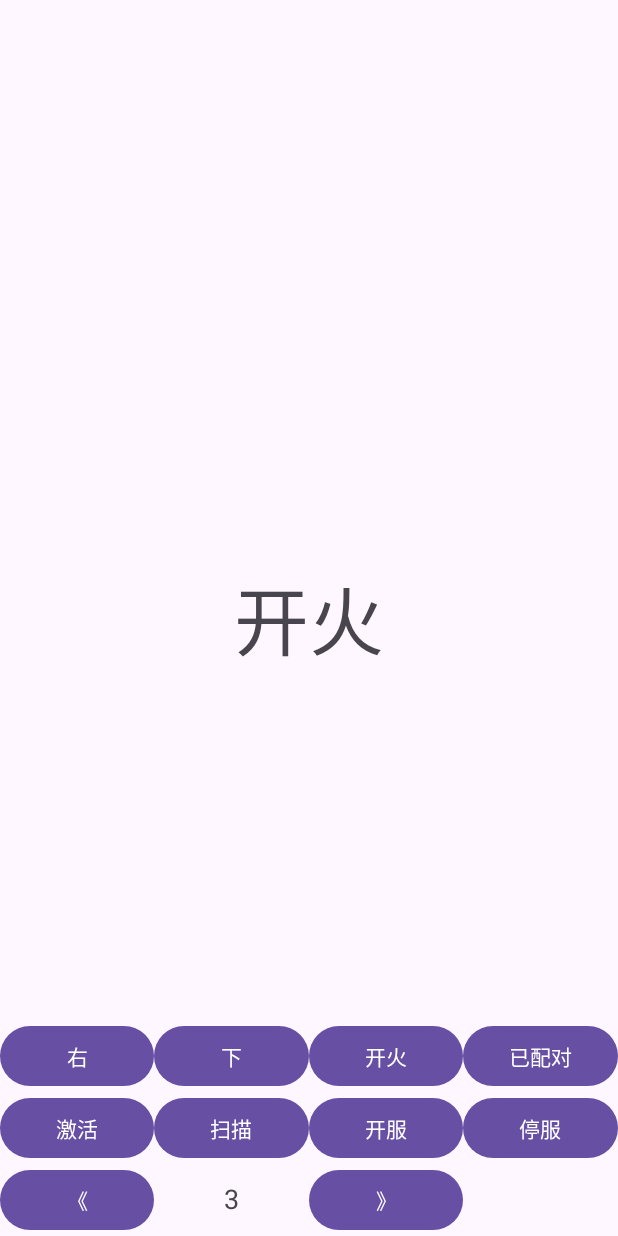
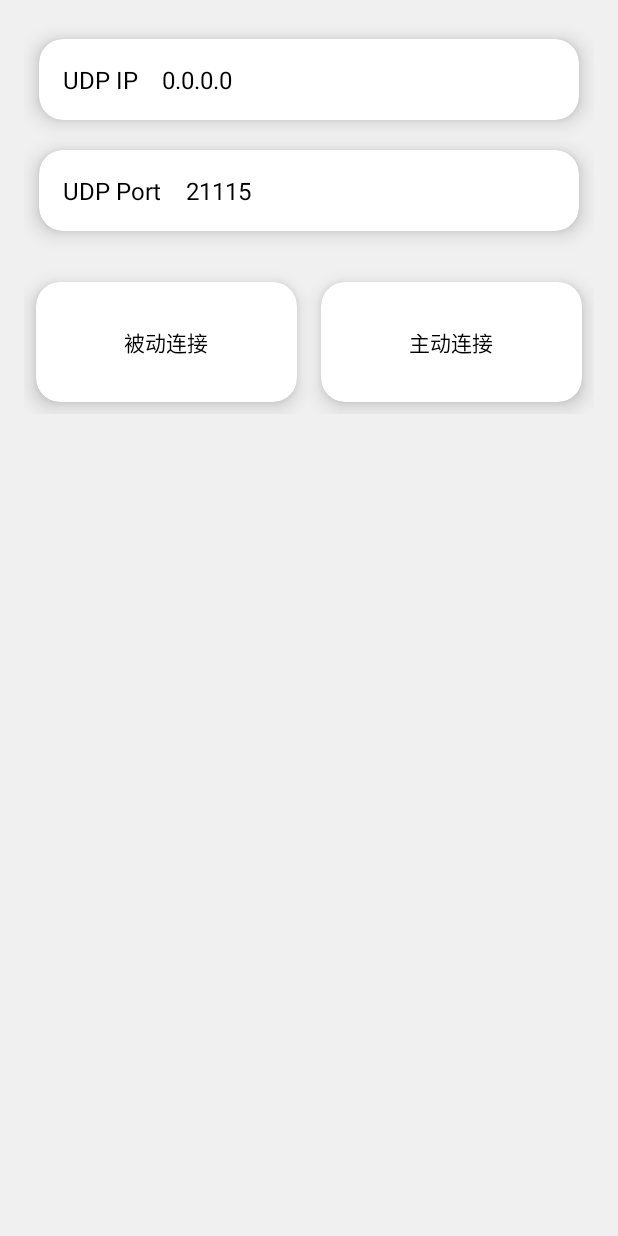
Before and after one commit to ajfkdk/AndroidMouseSimulator, an Android app: the screen it shows after launch (MainActivity), on a phone screen of 412 x 824 dp. Run offline under Robolectric (Android 15) with nearby library versions, the phone set to English and light mode, and no system bars.

Commit message:
优化界面

```diff
--- a/app/src/main/AndroidManifest.xml
+++ b/app/src/main/AndroidManifest.xml
@@ -10,6 +10,8 @@
     <uses-permission android:name="android.permission.BLUETOOTH_CONNECT" />
     <uses-permission android:name="android.permission.BLUETOOTH_SCAN" />
     <uses-permission android:name="android.permission.INTERNET"/>
+    <uses-permission android:name="android.permission.ACCESS_WIFI_STATE" />
+    <uses-permission android:name="android.permission.ACCESS_NETWORK_STATE" />
 
     <application
         android:allowBackup="true"
--- a/app/src/main/java/com/tencent/blue/MainActivity.java
+++ b/app/src/main/java/com/tencent/blue/MainActivity.java
@@ -1,24 +1,22 @@
 package com.tencent.blue;
 
 import androidx.appcompat.app.AppCompatActivity;
-import androidx.preference.PreferenceManager;
+import androidx.core.app.ActivityCompat;
+import androidx.core.content.ContextCompat;
 
+import android.content.pm.PackageManager;
+import android.net.wifi.WifiInfo;
+import android.net.wifi.WifiManager;
 import android.os.Bundle;
-import android.util.Log;
+import android.text.format.Formatter;
+import android.view.View;
 import android.view.WindowManager;
-import android.widget.Button;
 import android.widget.TextView;
 import android.widget.Toast;
 
-import com.google.gson.Gson;
-import com.google.gson.reflect.TypeToken;
 import com.tencent.blue.manager.NewBlueConnectManager;
 import com.tencent.blue.storage.DeviceStorage;
-import com.tencent.blue.storage.HostDevice;
-import com.tencent.blue.viewclass.DeviceListAdapter;
 
-import java.util.ArrayList;
-import java.util.List;
 
 public class MainActivity extends AppCompatActivity {
     // 创建蓝牙连接管理器
@@ -26,13 +24,7 @@ public class MainActivity extends AppCompatActivity {
 
     private UdpServer udpServer;
 
-    // 设备列表适配器
-    DeviceListAdapter deviceListAdapter;
 
-    TextView forceValueTextView;
-
-    // 添加用于显示视频流的 ImageView
-    private int forceValue = 3;
     @Override
     protected void onCreate(Bundle savedInstanceState) {
         super.onCreate(savedInstanceState);
@@ -44,121 +36,14 @@ public class MainActivity extends AppCompatActivity {
         // 连接设备
         connectionManager.init();
 
-
-        // 初始化 ImageView
-        // 初始化RecyclerView和适配器
-
-        // 启动UDP服务器
         // 启动UDP服务器
         udpServer = new UdpServer();
         udpServer.start(connectionManager);
 
 
-        // 按钮事件处理
-        setupButtonListeners();
-
+        displayIpAddress();
     }
 
-    private void setupButtonListeners() {
-
-        Button slipLeft = findViewById(R.id.slipLeft);
-        slipLeft.setOnClickListener(v -> {
-            if (connectionManager.isConnected()) {
-                connectionManager.mouse.move((byte) 100, (byte) 0);
-            } else {
-                Toast.makeText(this, "设备未连接", Toast.LENGTH_SHORT).show();
-            }
-        });
-
-        Button simpleChick = findViewById(R.id.simpleChick);
-        simpleChick.setOnClickListener(v -> {
-            if (connectionManager.isConnected()) {
-                connectionManager.mouse.move((byte) 0, (byte) 100);
-
-            } else {
-                Toast.makeText(this, "设备未连接", Toast.LENGTH_SHORT).show();
-            }
-        });
-
-        Button firecontrollerSmall = findViewById(R.id.fireControllersmall);
-        firecontrollerSmall.setOnClickListener(v -> {
-            if (connectionManager.isConnected()) {
-                connectionManager.mouse.sendLeftClick(true);
-            } else {
-                Toast.makeText(this, "设备未连接", Toast.LENGTH_SHORT).show();
-            }
-        });
-
-        TextView slipDown = findViewById(R.id.fireController);
-        slipDown.setOnClickListener(v -> {
-            if (!connectionManager.isConnected()) {
-
-                Toast.makeText(this, "设备未连接", Toast.LENGTH_SHORT).show();
-                return;
-            }
-            connectionManager.mouse.canFire = !connectionManager.mouse.canFire;
-            if (connectionManager.mouse.canFire) {
-                slipDown.setText("开火");
-            } else {
-                slipDown.setText("停火");
-            }
-        });
-
-        Button showPaired = findViewById(R.id.showPaired);
-        showPaired.setOnClickListener(v -> {
-           connectionManager.showPaired();
-        });
-
-        Button activeBlue = findViewById(R.id.activeBlue);
-        activeBlue.setOnClickListener(v -> {
-            connectionManager.defaultConnect();
-        });
-
-        Button passitiveScan = findViewById(R.id.passitiveScan);
-        passitiveScan.setOnClickListener(v -> {
-            connectionManager.passiveScan();
-        });
-
-        //压枪力度的控制
-        forceValueTextView = findViewById(R.id.force_value);
-        Button decreaseForceButton = findViewById(R.id.decrease_force);
-        Button increaseForceButton = findViewById(R.id.increase_force);
-
-        decreaseForceButton.setOnClickListener(v -> {
-            if (forceValue > 0) {
-                forceValue--;
-                updateForceValue();
-            }
-        });
-
-        increaseForceButton.setOnClickListener(v -> {
-            if (forceValue < 10) { // assuming 10 is the max value
-                forceValue++;
-                updateForceValue();
-            }
-        });
-    }
-
-    private void updateForceValue() {
-        if (forceValue>127) {
-            forceValue = 127;
-            Toast.makeText(this, "力度已达最大值", Toast.LENGTH_SHORT).show();
-        } else if (forceValue < -127) {
-            forceValue = -127;
-            Toast.makeText(this, "力度已达最小值", Toast.LENGTH_SHORT).show();
-        }
-        udpServer.setFocreValue(forceValue);
-        forceValueTextView.setText(String.valueOf(forceValue));
-
-        Log.d("MainActivity", "Force value: " + forceValue);
-    }
-
-    private void updateDeviceList() {
-        String src = PreferenceManager.getDefaultSharedPreferences(this).getString(DeviceStorage.DEVICES_KEY, "[]");
-        List<HostDevice> devices = new Gson().fromJson(src, new TypeToken<ArrayList<HostDevice>>() {
-        }.getType());
-        deviceListAdapter.updateDevices(devices);
-    }
 
     @Override
     protected void onDestroy() {
@@ -167,7 +52,19 @@ public class MainActivity extends AppCompatActivity {
         udpServer.stop(); // 停止UDP服务器
     }
 
-    public void updateBluetoothStatus() {
-        runOnUiThread(this::updateDeviceList);
+    private void displayIpAddress() {
+        TextView ipDisplay = findViewById(R.id.ipDisplay);
+        TextView portDisplay = findViewById(R.id.portDisplay);
+        // 获得局域网IP地址
+        WifiManager wifiManager = (WifiManager) this.getSystemService(this.WIFI_SERVICE);
+        if (wifiManager != null) {
+            WifiInfo wifiInfo = wifiManager.getConnectionInfo();
+            int ipAddress = wifiInfo.getIpAddress();
+            String ip = Formatter.formatIpAddress(ipAddress);
+            ipDisplay.setText(ip);
+            portDisplay.setText(String.valueOf(UdpServer.SERVER_PORT));
+        }
     }
+
+
 }
--- a/app/src/main/java/com/tencent/blue/UdpServer.java
+++ b/app/src/main/java/com/tencent/blue/UdpServer.java
@@ -17,21 +17,13 @@ import java.util.concurrent.Future;
 public class UdpServer {
 
     private static final String TAG = "UdpServer";
-    private static final int SERVER_PORT = 21115; // Ensure this matches the Python client port
+    public static final int SERVER_PORT = 21115; // Ensure this matches the Python client port
     private final ExecutorService executorService;
     private Future<?> udpServerTask;
-    private static final int SCREEN_WIDTH = 1920;
-    private static final int SCREEN_HEIGHT = 1080;
+
 
     private static final int maxMoveStep = 127;
 
-    // 当前鼠标位置
-    private int currentX = 960;
-    private int currentY = 540;
-
-    // 屏幕中心位置
-    private static final int SCREEN_CENTER_X = SCREEN_WIDTH / 2;
-    private static final int SCREEN_CENTER_Y = SCREEN_HEIGHT / 2;
 
     private NewBlueConnectManager connectionManager;
 
@@ -46,8 +38,6 @@ public class UdpServer {
 
     BitmapFactory.Options bitFactoryoptions;
 
-    // 压枪力度
-    private int forceValue = 3;
 
     public UdpServer() {
         this.executorService = Executors.newSingleThreadExecutor();
@@ -166,12 +156,6 @@ public class UdpServer {
 //        初始化鼠标位置
     }
 
-    public void setFocreValue(int forceValue) {
-        if (forceValue < 0 || forceValue > 10) {
-            Log.e(TAG, "Invalid force value: " + forceValue);
-            return;
-        }
-        this.forceValue = forceValue;
-    }
+
 
 }
--- a/app/src/main/java/com/tencent/blue/manager/BluetoothConnectionManager.java
+++ b/app/src/main/java/com/tencent/blue/manager/BluetoothConnectionManager.java
@@ -237,8 +237,6 @@ public class BluetoothConnectionManager {
                         Log.d(TAG, "设备已连接: " + device.getName());
                         HostDevice hostDevice = new HostDevice(device.getName(), device.getAddress());
                         devices.addDevice(hostDevice);
-                        //mActivity强转为MainActivity，调用MainActivity的updateBluetoothStatus方法
-                        ((MainActivity) mActivity).updateBluetoothStatus();
                         break;
                     case BluetoothProfile.STATE_DISCONNECTING:
                         Log.d(TAG, "设备正在断开连接: " + device.getName());
--- a/app/src/main/res/layout/activity_main.xml
+++ b/app/src/main/res/layout/activity_main.xml
@@ -1,111 +1,142 @@
 <?xml version="1.0" encoding="utf-8"?>
-<androidx.constraintlayout.widget.ConstraintLayout xmlns:android="http://schemas.android.com/apk/res/android"
+<LinearLayout xmlns:android="http://schemas.android.com/apk/res/android"
     xmlns:app="http://schemas.android.com/apk/res-auto"
-    xmlns:tools="http://schemas.android.com/tools"
     android:layout_width="match_parent"
     android:layout_height="match_parent"
-    tools:context=".MainActivity">
+    android:orientation="vertical"
+    android:padding="16dp"
+    android:background="#F0F0F0">
 
-    <TextView
-        android:id="@+id/fireController"
-        android:layout_width="wrap_content"
+    <!-- IP Address Card -->
+    <androidx.cardview.widget.CardView
+        android:id="@+id/ipInputCard"
+        android:layout_width="match_parent"
         android:layout_height="wrap_content"
-        android:text="开火"
-        android:textSize="50sp"
-        app:layout_constraintBottom_toBottomOf="parent"
-        app:layout_constraintStart_toStartOf="parent"
-        app:layout_constraintEnd_toEndOf="parent"
-        app:layout_constraintTop_toTopOf="parent" />
+        android:layout_margin="10dp"
+        android:layout_marginBottom="16dp"
+        app:cardCornerRadius="16dp"
+        app:cardElevation ="8dp">
 
-    <GridLayout
-        android:id="@+id/button_group"
+        <LinearLayout
+            android:layout_width="match_parent"
+            android:layout_height="match_parent"
+            android:orientation="horizontal"
+            android:padding="16dp"
+            android:gravity="center_vertical">
+
+            <TextView
+                android:layout_width="wrap_content"
+                android:layout_height="wrap_content"
+                android:text="UDP IP"
+                android:textSize="16sp"
+                android:textColor="#000000"
+                android:layout_marginEnd="16dp"/>
+
+            <TextView
+                android:id="@+id/ipDisplay"
+                android:layout_width="wrap_content"
+                android:layout_height="wrap_content"
+                android:text="192.168.1.1"
+                android:textSize="16sp"
+                android:textColor="#000000"/>
+        </LinearLayout>
+    </androidx.cardview.widget.CardView>
+
+    <!-- Port Card -->
+    <androidx.cardview.widget.CardView
+        android:id="@+id/portInputCard"
+        android:layout_width="match_parent"
+        android:layout_height="wrap_content"
+        android:layout_marginBottom="16dp"
+        android:layout_margin="10dp"
+        app:cardCornerRadius="16dp"
+        app:cardElevation="8dp">
+
+        <LinearLayout
+            android:layout_width="match_parent"
+            android:layout_height="match_parent"
+            android:orientation="horizontal"
+            android:padding="16dp"
+            android:gravity="center_vertical">
+
+            <TextView
+                android:layout_width="wrap_content"
+                android:layout_height="wrap_content"
+                android:text="UDP Port"
+                android:textSize="16sp"
+                android:textColor="#000000"
+                android:layout_marginEnd="16dp"/>
+
+            <TextView
+                android:id="@+id/portDisplay"
+                android:layout_width="wrap_content"
+                android:layout_height="wrap_content"
+                android:text="8080"
+                android:textSize="16sp"
+                android:textColor="#000000"/>
+        </LinearLayout>
+    </androidx.cardview.widget.CardView>
+
+    <!-- Discoverable and Connect Button Container -->
+    <LinearLayout
+        android:id="@+id/buttonContainer2"
         android:layout_width="match_parent"
         android:layout_height="wrap_content"
         android:orientation="horizontal"
-        android:rowCount="3"
-        android:columnCount="4"
-        app:layout_constraintBottom_toBottomOf="parent"
-        app:layout_constraintStart_toStartOf="parent"
-        app:layout_constraintEnd_toEndOf="parent">
+        android:gravity="center"
+        android:layout_marginTop="16dp">
 
-        <Button
-            android:id="@+id/slipLeft"
+        <!-- Discoverable Button -->
+        <androidx.cardview.widget.CardView
             android:layout_width="0dp"
             android:layout_height="wrap_content"
-            android:layout_columnWeight="1"
-            android:text="右" />
+            android:layout_weight="1"
+            android:layout_margin="8dp"
+            app:cardCornerRadius="16dp"
+            app:cardElevation="8dp">
 
-        <Button
-            android:id="@+id/simpleChick"
+            <LinearLayout
+                android:layout_width="match_parent"
+                android:layout_height="match_parent"
+                android:orientation="vertical"
+                android:padding="16dp"
+                android:gravity="center">
+
+                <Button
+                    android:id="@+id/discoverableButton"
+                    android:layout_width="wrap_content"
+                    android:layout_height="wrap_content"
+                    android:backgroundTint="#FFFFFF"
+                    android:text="被动连接"
+                    android:textColor="#000000"/>
+            </LinearLayout>
+        </androidx.cardview.widget.CardView>
+
+        <!-- Connect Button -->
+        <androidx.cardview.widget.CardView
             android:layout_width="0dp"
             android:layout_height="wrap_content"
-            android:layout_columnWeight="1"
-            android:text="下" />
+            android:layout_weight="1"
+            android:layout_margin="8dp"
+            app:cardCornerRadius="16dp"
+            app:cardElevation="8dp">
 
-        <Button
-            android:id="@+id/fireControllersmall"
-            android:layout_width="0dp"
-            android:layout_height="wrap_content"
-            android:layout_columnWeight="1"
-            android:text="开火" />
+            <LinearLayout
+                android:layout_width="match_parent"
+                android:layout_height="match_parent"
+                android:orientation="vertical"
+                android:padding="16dp"
+                android:gravity="center">
 
-        <Button
-            android:id="@+id/showPaired"
-            android:layout_width="0dp"
-            android:layout_height="wrap_content"
-            android:layout_columnWeight="1"
-            android:text="已配对" />
+                <Button
+                    android:id="@+id/connectButton"
+                    android:layout_width="wrap_content"
+                    android:layout_height="wrap_content"
+                    android:backgroundTint="#FFFFFF"
+                    android:text="主动连接"
+                    android:textColor="#000000"/>
+            </LinearLayout>
+        </androidx.cardview.widget.CardView>
+    </LinearLayout>
 
-        <Button
-            android:id="@+id/activeBlue"
-            android:layout_width="0dp"
-            android:layout_height="wrap_content"
-            android:layout_columnWeight="1"
-            android:text="激活" />
-
-        <Button
-            android:id="@+id/passitiveScan"
-            android:layout_width="0dp"
-            android:layout_height="wrap_content"
-            android:layout_columnWeight="1"
-            android:text="扫描" />
-
-        <Button
-            android:id="@+id/startService"
-            android:layout_width="0dp"
-            android:layout_height="wrap_content"
-            android:layout_columnWeight="1"
-            android:text="开服" />
-
-        <Button
-            android:id="@+id/stopService"
-            android:layout_width="0dp"
-            android:layout_height="wrap_content"
-            android:layout_columnWeight="1"
-            android:text="停服" />
-
-        <!-- 力度调整按钮组 -->
-        <Button
-            android:id="@+id/decrease_force"
-            android:layout_width="0dp"
-            android:layout_height="wrap_content"
-            android:layout_columnWeight="1"
-            android:text="《" />
-
-        <TextView
-            android:id="@+id/force_value"
-            android:layout_width="0dp"
-            android:layout_height="wrap_content"
-            android:layout_columnWeight="1"
-            android:gravity="center"
-            android:text="3"
-            android:textSize="18sp" />
-
-        <Button
-            android:id="@+id/increase_force"
-            android:layout_width="0dp"
-            android:layout_height="wrap_content"
-            android:layout_columnWeight="1"
-            android:text="》" />
-    </GridLayout>
-</androidx.constraintlayout.widget.ConstraintLayout>
+</LinearLayout>
--- a/app/src/main/res/layout/image_item.xml
+++ /dev/null
@@ -1,6 +0,0 @@
-<?xml version="1.0" encoding="utf-8"?>
-<ImageView xmlns:android="http://schemas.android.com/apk/res/android"
-    android:id="@+id/image_view"
-    android:layout_width="wrap_content"
-    android:layout_height="wrap_content"
-    android:layout_gravity="center" />
```
Also changed, not shown: app/src/main/java/com/tencent/blue/viewclass/DeviceListAdapter.java (deleted, +0 -89 lines), app/src/main/res/drawable/rounded_button.xml (added, +8 -0 lines), app/src/main/res/layout/device_list_item.xml (deleted, +0 -29 lines).
